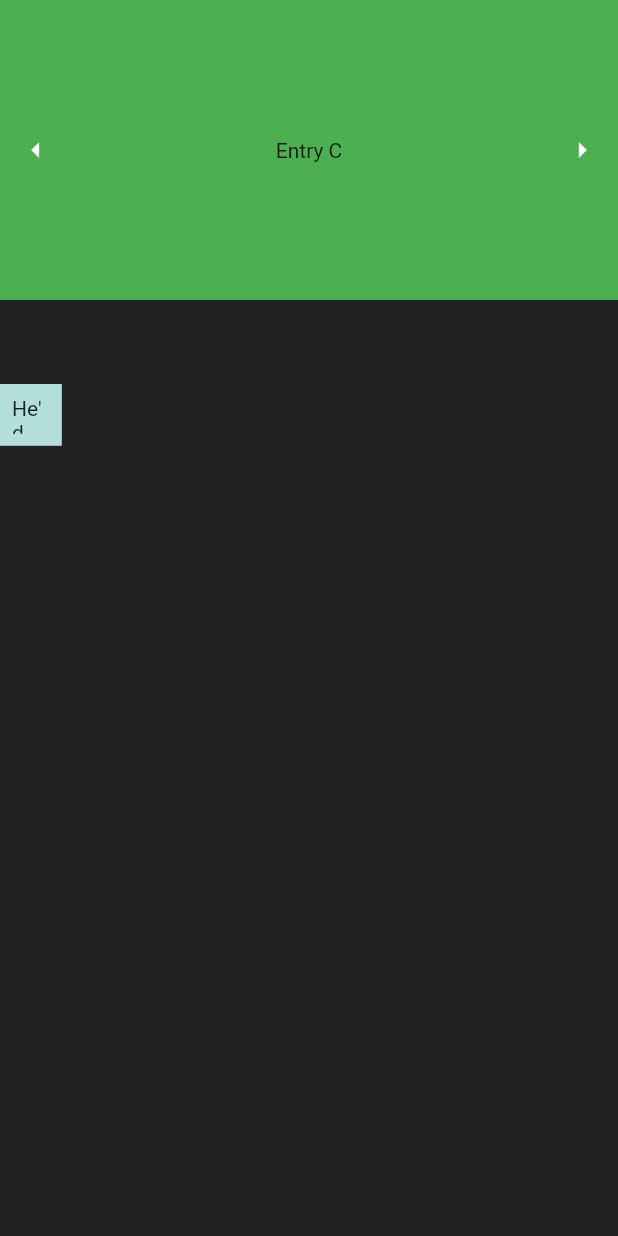
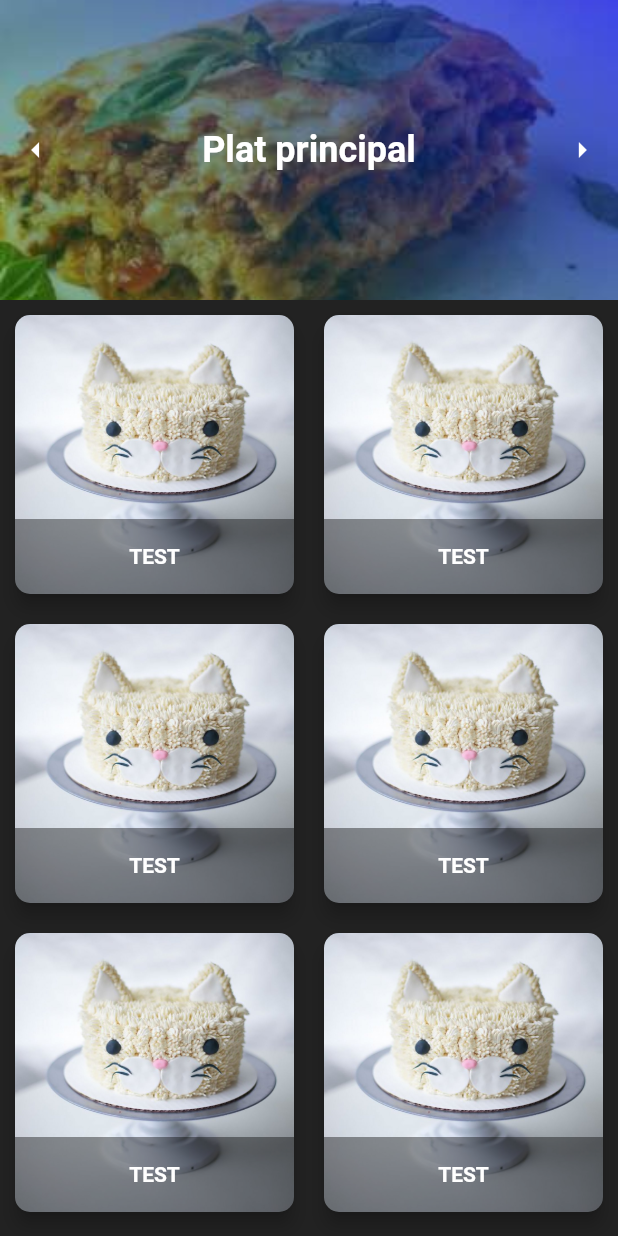
Before and after one commit to liquid-ocelot/cuisine, a Flutter app: the screen it shows after launch, scrolled down 576 dp, after a tap on the "arrow left" icon, on a phone screen of 412 x 824 dp. Run offline on Flutter 3.47's test engine with Material 2 defaults, Android fonts, the phone set to English and light mode, and no system bars; drawn by our look-alikes of carousel_slider.

Commit message:
add carouselPage widget

```diff
--- a/lib/main.dart
+++ b/lib/main.dart
@@ -36,23 +36,7 @@ class MyHomePage extends StatefulWidget {
 
 class _MyHomePageState extends State<MyHomePage> {
   final CarouselController _controller = CarouselController();
-  List _recipes_dessert = [];
 
-  @override
-  void initState() {
-    super.initState();
-    readJson();
-  }
-
-  Future<void> readJson() async {
-    final String response =
-        await rootBundle.loadString('assets/json/dessert.json');
-    final data = await json.decode(response);
-    setState(() {
-      _recipes_dessert = data["recipes"];
-      print(_recipes_dessert);
-    });
-  }
 
   @override
   Widget build(BuildContext context) {
@@ -73,170 +57,11 @@ class _MyHomePageState extends State<MyHomePage> {
           children: [
             CarouselSlider(
               items: [
-                Column(
-                  mainAxisSize: MainAxisSize.max,
-                  children: [
-                    Container(
-                      height: 200,
-                      decoration: const BoxDecoration(
-                          image: DecorationImage(
-                              image: AssetImage("images/dessert2.jpeg"),
-                              fit: BoxFit.fitWidth)),
-                      child: Center(
-                          child: Column(
-                        mainAxisSize: MainAxisSize.max,
-                        mainAxisAlignment: MainAxisAlignment.center,
-                        children: [
-                          Row(
-                            mainAxisAlignment: MainAxisAlignment.spaceBetween,
-                            children: <Widget>[
-                              IconButton(
-                                  onPressed: () => _controller.previousPage(),
-                                  icon: const Icon(
-                                    Icons.arrow_left,
-                                    color: Colors.white,
-                                  )),
-                              const Text(
-                                'Dessert',
-                                style: TextStyle(
-                                    color: Colors.white,
-                                    fontWeight: FontWeight.bold,
-                                    fontSize: 24),
-                              ),
-                              IconButton(
-                                  onPressed: () => _controller.nextPage(),
-                                  icon: const Icon(Icons.arrow_right,
-                                      color: Colors.white)),
-                            ],
-                          ),
-                        ],
-                      )),
-                      width: MediaQuery.of(context).size.width,
-                    ),
-                    Container(
-                      child: Expanded(
-                          child: MediaQuery.removePadding(context: context, removeTop: true ,
-                              child:ListView(
-                                children: [
-                                  GridView.builder(
-                                    gridDelegate:
-                                    SliverGridDelegateWithFixedCrossAxisCount(
-                                        crossAxisCount:
-                                        MediaQuery.of(context).size.width ~/
-                                            200),
-                                    itemBuilder: (context, index) {
-                                      return RecipeCard(
-                                          id: _recipes_dessert[index]["id"],
-                                          title: _recipes_dessert[index]["name"],
-                                          picPath: _recipes_dessert[index]["picture"],
-                                          recipe: _recipes_dessert[index]["recipe"],
-                                      );
-                                    },
-                                    itemCount: _recipes_dessert.length,
-                                    scrollDirection: Axis.vertical,
-                                    shrinkWrap: true,
-                                    physics: const ScrollPhysics(),
-                                    primary: false,
-                                  )
-                                ],
-                              )
-                          )
+                CarouselPage(controller: _controller, file: 'assets/json/dessert.json', image: "images/dessert2.jpeg", titre: "Dessert",),
+                CarouselPage(controller: _controller, file: 'assets/json/dessert.json', image: "images/entre.jpg", titre: "Entrée",),
+                CarouselPage(controller: _controller, file: 'assets/json/dessert.json', image: "images/plat.jpg", titre: "Plat principal",),
 
 
-    ),
-                    )
-                  ],
-                ),
-                Column(
-                  mainAxisSize: MainAxisSize.max,
-                  children: [
-                    Container(
-                      height: 200,
-                      color: Colors.blue,
-                      child: Center(
-                          child: Column(
-                        mainAxisSize: MainAxisSize.max,
-                        mainAxisAlignment: MainAxisAlignment.center,
-                        children: [
-                          Row(
-                            mainAxisAlignment: MainAxisAlignment.spaceBetween,
-                            children: <Widget>[
-                              IconButton(
-                                  onPressed: () => _controller.previousPage(),
-                                  icon: const Icon(
-                                    Icons.arrow_left,
-                                    color: Colors.white,
-                                  )),
-                              const Text('Entry C'),
-                              IconButton(
-                                  onPressed: () => _controller.nextPage(),
-                                  icon: const Icon(Icons.arrow_right,
-                                      color: Colors.white)),
-                            ],
-                          ),
-                        ],
-                      )),
-                      width: MediaQuery.of(context).size.width,
-                    ),
-                    GridView.count(
-                      crossAxisCount: 10,
-                      scrollDirection: Axis.vertical,
-                      shrinkWrap: true,
-                      children: [
-                        Container(
-                          padding: const EdgeInsets.all(8),
-                          child: const Text("He'd have you all unravel at the"),
-                          color: Colors.teal[100],
-                        )
-                      ],
-                    )
-                  ],
-                ),
-                Column(
-                  mainAxisSize: MainAxisSize.max,
-                  children: [
-                    Container(
-                      height: 200,
-                      color: Colors.green,
-                      child: Center(
-                          child: Column(
-                        mainAxisSize: MainAxisSize.max,
-                        mainAxisAlignment: MainAxisAlignment.center,
-                        children: [
-                          Row(
-                            mainAxisAlignment: MainAxisAlignment.spaceBetween,
-                            children: <Widget>[
-                              IconButton(
-                                  onPressed: () => _controller.previousPage(),
-                                  icon: const Icon(
-                                    Icons.arrow_left,
-                                    color: Colors.white,
-                                  )),
-                              const Text('Entry C'),
-                              IconButton(
-                                  onPressed: () => _controller.nextPage(),
-                                  icon: const Icon(Icons.arrow_right,
-                                      color: Colors.white)),
-                            ],
-                          ),
-                        ],
-                      )),
-                      width: MediaQuery.of(context).size.width,
-                    ),
-                    GridView.count(
-                      crossAxisCount: 10,
-                      scrollDirection: Axis.vertical,
-                      shrinkWrap: true,
-                      children: [
-                        Container(
-                          padding: const EdgeInsets.all(8),
-                          child: const Text("He'd have you all unravel at the"),
-                          color: Colors.teal[100],
-                        )
-                      ],
-                    )
-                  ],
-                ),
               ],
               options: CarouselOptions(
                   autoPlay: false,
@@ -311,3 +136,117 @@ class RecipeCard extends StatelessWidget {
 
 
 }
+
+
+class CarouselPage extends StatefulWidget {
+  const CarouselPage({Key? key, required this.controller, required this.file, required this.image, required this.titre}) : super(key: key);
+
+  final CarouselController controller;
+  final String file;
+  final String image;
+  final String titre;
+
+  @override
+  _CarouselPageState createState() => _CarouselPageState();
+}
+
+class _CarouselPageState extends State<CarouselPage> {
+
+  List _recipes_dessert = [];
+
+  @override
+  void initState() {
+    super.initState();
+    readJson();
+  }
+
+  Future<void> readJson() async {
+    final String response =
+    await rootBundle.loadString(widget.file);
+    final data = await json.decode(response);
+    setState(() {
+      _recipes_dessert = data["recipes"];
+
+    });
+  }
+
+
+
+  @override
+  Widget build(BuildContext context) {
+    return Column(
+      mainAxisSize: MainAxisSize.max,
+      children: [
+        Container(
+          height: 200,
+          decoration:  BoxDecoration(
+              image: DecorationImage(
+                  image: AssetImage(widget.image),
+                  fit: BoxFit.fitWidth)),
+          child: Center(
+              child: Column(
+                mainAxisSize: MainAxisSize.max,
+                mainAxisAlignment: MainAxisAlignment.center,
+                children: [
+                  Row(
+                    mainAxisAlignment: MainAxisAlignment.spaceBetween,
+                    children: <Widget>[
+                      IconButton(
+                          onPressed: () => widget.controller.previousPage(),
+                          icon: const Icon(
+                            Icons.arrow_left,
+                            color: Colors.white,
+                          )),
+                      Text(
+                        widget.titre,
+                        style: const TextStyle(
+                            color: Colors.white,
+                            fontWeight: FontWeight.bold,
+                            fontSize: 24),
+                      ),
+                      IconButton(
+                          onPressed: () => widget.controller.nextPage(),
+                          icon: const Icon(Icons.arrow_right,
+                              color: Colors.white)),
+                    ],
+                  ),
+                ],
+              )),
+          width: MediaQuery.of(context).size.width,
+        ),
+        Container(
+          child: Expanded(
+              child: MediaQuery.removePadding(context: context, removeTop: true ,
+                  child:ListView(
+                    children: [
+                      GridView.builder(
+                        gridDelegate:
+                        SliverGridDelegateWithFixedCrossAxisCount(
+                            crossAxisCount:
+                            MediaQuery.of(context).size.width ~/
+                                200),
+                        itemBuilder: (context, index) {
+                          return RecipeCard(
+                            id: _recipes_dessert[index]["id"],
+                            title: _recipes_dessert[index]["name"],
+                            picPath: _recipes_dessert[index]["picture"],
+                            recipe: _recipes_dessert[index]["recipe"],
+                          );
+                        },
+                        itemCount: _recipes_dessert.length,
+                        scrollDirection: Axis.vertical,
+                        shrinkWrap: true,
+                        physics: const ScrollPhysics(),
+                        primary: false,
+                      )
+                    ],
+                  )
+              )
+
+
+          ),
+        )
+      ],
+    );
+  }
+}
```
Also changed, not shown: images/entre.jpg (added), images/plat.jpg (added).
